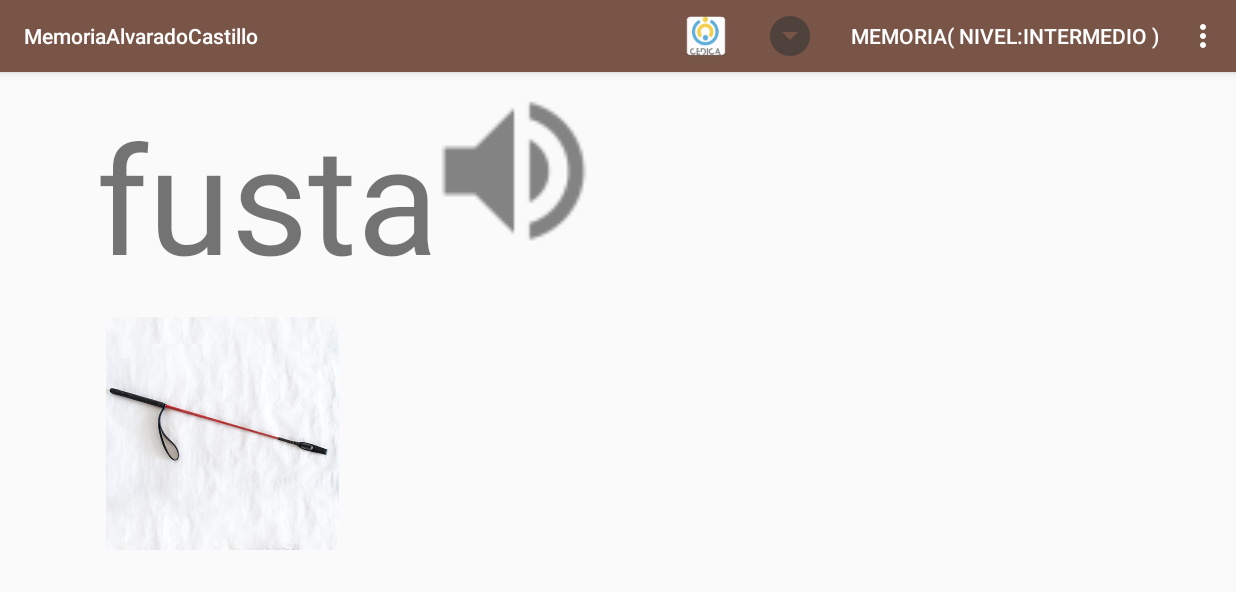
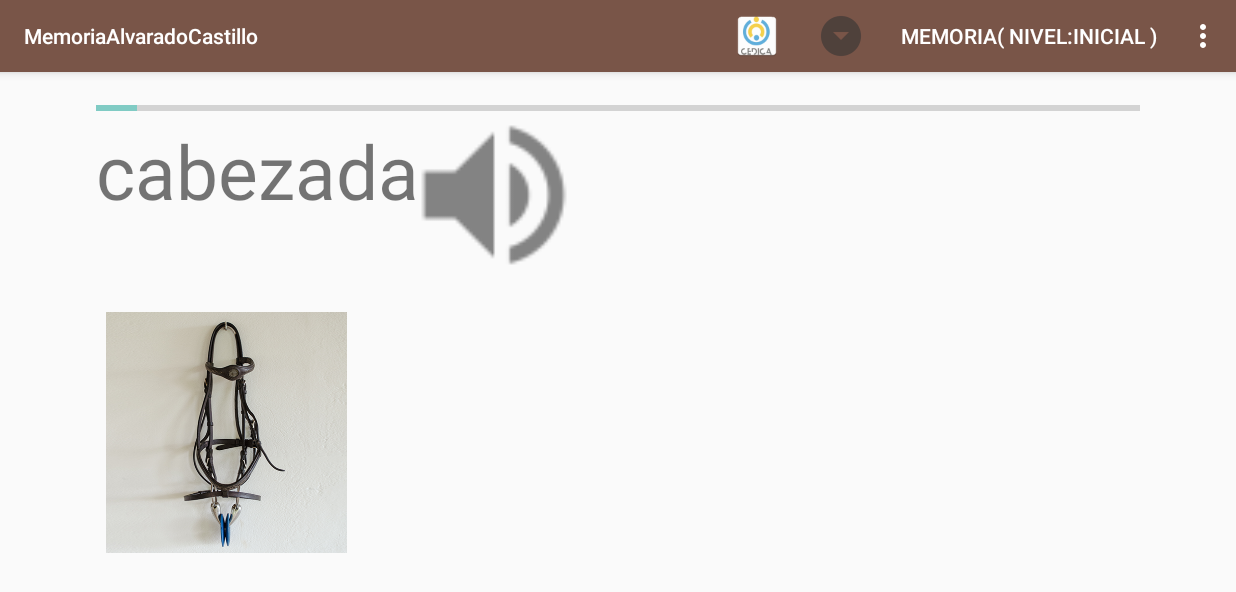
Before and after one commit to miguel-alejandro-castillo-2015/Memoria, an Android app: the screen it shows after launch (MainActivity), after a tap on an icon or button, on a phone screen of 824 x 412 dp (held sideways). Shown: the top 592 px of the screen. Run offline under Robolectric (Android 15) with nearby library versions, the phone set to English and light mode, and no system bars.

Commit message:
agregando barra de progreso y aleatoridad de seleccion de imagenes por  nivel

```diff
--- a/app/src/main/java/com/example/usuario/memoria/MainActivity.java
+++ b/app/src/main/java/com/example/usuario/memoria/MainActivity.java
@@ -17,6 +17,7 @@ import android.view.MenuInflater;
 import android.view.MenuItem;
 import android.view.View;
 import android.widget.ImageView;
+import android.widget.ProgressBar;
 import android.widget.TextView;
 import java.util.ArrayList;
 import java.util.Arrays;
@@ -26,55 +27,96 @@ import java.util.Random;
 import java.util.Set;
 
 public class MainActivity extends AppCompatActivity {
-    private Integer inicial = -1;
-    private Integer actual;
-    private Integer contador = 0;
-    private String dificultad;
-    private Resources res;
+    private String voz;
+    private int nivel;
+    private String imagen_ganadora;
+    private List<String> lista_views;
+    private TextView label;
     @Override
     protected void onCreate(Bundle savedInstanceState) {
+        final Resources res=getResources();
         super.onCreate(savedInstanceState);
-        res = getApplicationContext().getResources();
-        SharedPreferences sharedPref = PreferenceManager.getDefaultSharedPreferences(getApplicationContext());
-
         setContentView(R.layout.activity_main);
         Toolbar toolbar = (Toolbar) findViewById(R.id.toolbar);
         setSupportActionBar(toolbar);
+        SharedPreferences sharedPref = PreferenceManager.getDefaultSharedPreferences(getApplicationContext());
 
+        final ProgressBar progressBar=(ProgressBar)findViewById(R.id.progress_bar);
+        ImageView parlante=(ImageView)this.findViewById(R.id.parlante);
+        label= (TextView) this.findViewById(R.id.label);
+        final Integer []image_views= new Integer[] {R.id.imageView3, R.id.imageView4, R.id.imageView5, R.id.imageView6};
+        this.voz = sharedPref.getString(getString(R.string.titulo_voz),getString(R.string.default_voz));
 
-        String[] titulos_imagenes = getResources().getStringArray(R.array.titulos_imagenes);
-        Set<String> images=sharedPref.getStringSet("imagenes",new HashSet<String>(Arrays.asList(titulos_imagenes)));
-        final List<String> imagenesGuardadas=new ArrayList<String>(images);
+        this.nivel = Integer.parseInt(sharedPref.getString(getString(R.string.titulo_dificultad),getString(R.string.default_dificultad)));
+        String[] titulos_imagenes = res.getStringArray(R.array.titulos_imagenes);
+        Set<String> imagenes=sharedPref.getStringSet("imagenes",new HashSet<String>(Arrays.asList(titulos_imagenes)));
+        final List<String> imagenes_seleccionadas=new ArrayList<String>(imagenes);
+        final List<String> aux_lista_imagenes_seleccionadas=new ArrayList<String>(imagenes_seleccionadas);
 
-        SharedPreferences.Editor editor = sharedPref.edit();
-        if(sharedPref.contains("actual") && sharedPref.contains("inicial")){
-            actual = sharedPref.getInt("actual", 0) + 1;
+        if(imagenes_seleccionadas.size() >=  nivel) {
+            progressBar.setMax(imagenes_seleccionadas.size());
+            lista_views = MyRandomizer.random(imagenes_seleccionadas, nivel);
+            imagen_ganadora = MyRandomizer.random(lista_views, 1).get(0);
+            label.setText(imagen_ganadora.replaceAll("_"," "));
 
-            if(actual == imagenesGuardadas.size()){
-                actual = 0;
+            //------------Listener del parlante---------------------------------------------
+            parlante.setOnClickListener(new View.OnClickListener(){
+                @Override
+                public void onClick(View view){
+                    String audio=voz+"_"+ imagen_ganadora;
+                    MediaPlayer mp=MediaPlayer.create(MainActivity.this.getApplicationContext(),res.getIdentifier(audio,"raw", getApplicationContext().getPackageName()));
+                    mp.setOnCompletionListener(new MediaPlayer.OnCompletionListener() {
+                        @Override
+                        public void onCompletion(MediaPlayer mp) {
+                            mp.reset();mp.release();mp = null;
                         }
-            inicial = sharedPref.getInt("inicial", 0);
-            if(actual == inicial){
-                this.contador = 0;
-                this.actual = null;
-                this.inicial = -1;
-                editor = sharedPref.edit();
-                editor.remove("inicial");
-                editor.remove("actual");
-                editor.remove("contador");
-                Integer dific = Integer.parseInt(this.dificultad);
-                if(dific + 1 != 4) {
-                    dific++;
-                    editor.putString("dificultad",dific.toString() );
+                    });
+                    mp.start();
                 }
-                editor.commit();
-                //gana el juego
+            });
+            //------------Fin del Listener del parlante---------------------------------------------
+
+            for(int i=0; i<nivel;i++){
+                ImageView imageView = (ImageView) findViewById(image_views[i]);
+                imageView.setImageResource(res.getIdentifier(lista_views.get(i), "drawable", getApplicationContext().getPackageName()));
+                imageView.setTag(lista_views.get(i));
+                imageView.setPadding(10,10,10,10);
+                //----------- Inicio del Listener de una Image View---------------------------------------------
+                imageView.setOnClickListener(new View.OnClickListener(){
+                    @Override
+                    public void onClick(View v) {
+                        MediaPlayer mp ;
+                        boolean gane=false;
+                        if(v.getTag().equals(imagen_ganadora)){
+                            mp= MediaPlayer.create(getApplicationContext(), R.raw.relincho);
+                            gane=true;
+                        }
+                        else{
+                            mp = MediaPlayer.create(getApplicationContext(), R.raw.resoplido);
+                        }
+                        mp.setOnCompletionListener(new MediaPlayer.OnCompletionListener() {
+                            @Override
+                            public void onCompletion(MediaPlayer mp) {
+                                mp.reset();mp.release();mp = null;
+                            }
+                        });
+                        mp.start();
+                        if(gane){
+                            aux_lista_imagenes_seleccionadas.remove(imagen_ganadora);
+                            progressBar.setProgress(progressBar.getProgress()+1);
+                            //pintar verde la imagen ganadora
+                        }
+                        else{
+                             //pìntar rojo la imagen ganadora
+                        }
+                        if(aux_lista_imagenes_seleccionadas.isEmpty()){
                             final AlertDialog.Builder alertDialogBuilder = new AlertDialog.Builder(MainActivity.this);
                             alertDialogBuilder.setCancelable(false).setPositiveButton("Jugar de nuevo", new DialogInterface.OnClickListener() {
                                 @Override
                                 public void onClick(DialogInterface dialog, int which) {
                                     //finish();
                                     //startActivity(new Intent(getApplicationContext(), MainActivity.class));
+                                    progressBar.setProgress(0);
                                     recreate();
                                     dialog.cancel();
                                 }
@@ -82,170 +124,34 @@ public class MainActivity extends AppCompatActivity {
                             AlertDialog alertDialog = alertDialogBuilder.create();
                             alertDialog.setMessage("¡Ganaste este nivel!");
                             alertDialog.show();
-
+                        }else {
+                                imagen_ganadora = MyRandomizer.random(aux_lista_imagenes_seleccionadas, 1).get(0);
+                                imagenes_seleccionadas.remove(imagen_ganadora);
+                                lista_views = MyRandomizer.random(imagenes_seleccionadas, nivel - 1);
+                                lista_views.add(imagen_ganadora);
+                                lista_views = MyRandomizer.random(lista_views, nivel);
+                                imagenes_seleccionadas.add(imagen_ganadora);
+                                label.setText(imagen_ganadora.replaceAll("_"," "));
+                                for (int i = 0; i < nivel; i++) {
+                                    ImageView imageView = (ImageView) findViewById(image_views[i]);
+                                    imageView.setImageResource(res.getIdentifier(lista_views.get(i), "drawable", getApplicationContext().getPackageName()));
+                                    imageView.setTag(lista_views.get(i));
                                 }
-            contador = sharedPref.getInt("contador", 0) + 1;
-        }
-
-        if(inicial == -1){
-            Random random = new Random();
-            inicial = random.nextInt(imagenesGuardadas.size()); //asignar random
-            actual = inicial;
-            contador++;
                             }
 
 
 
 
-
-
-
-        final String voz = sharedPref.getString(getString(R.string.titulo_voz),getString(R.string.default_voz));
-
-
-
-
-        Integer[] ids = {};
-
-        this.dificultad = sharedPref.getString(getString(R.string.titulo_dificultad), "0");
-        int limite = 1;
-        switch (dificultad){
-            case "0":
-                ids = new Integer[] {R.id.imageView3};
-                limite = 1;
-                break;
-            case "1":
-                ids = new Integer[] {R.id.imageView3, R.id.imageView4};
-                limite = 2;
-                break;
-            case "2":
-                ids = new Integer[] {R.id.imageView3, R.id.imageView4, R.id.imageView5};
-                limite = 3;
-                break;
-            case "3":
-                ids = new Integer[] {R.id.imageView3, R.id.imageView4, R.id.imageView5, R.id.imageView6};
-                limite = 4;
-                break;
+                    }
+                });
+                //----------- Fin del Listener de una Image View---------------------------------------------
             }
 
-
-
-
-        Random random=new Random();
-        Integer pos;
-        final List<Integer> posiciones=new ArrayList<Integer>();
-        posiciones.add(actual);
-        for(int i=0;i < limite-1;i++){
-            pos=random.nextInt(imagenesGuardadas.size());
-            while(posiciones.contains(pos) || pos == actual){
-                pos=random.nextInt(imagenesGuardadas.size());
         }
-            posiciones.add(pos);
+        else{
+            //informar que no se seleccionaron la cantidad suficiente de  imagenes para el nivel
         }
 
-
-        final int indiceCorrecto= actual;
-        TextView label= (TextView) this.findViewById(R.id.label);
-        label.setText(imagenesGuardadas.get(actual).replaceAll("_"," "));
-        ImageView parlante=(ImageView)this.findViewById(R.id.parlante);
-
-                parlante.setOnClickListener(new View.OnClickListener() {
-                    @Override
-                    public void onClick(View view){
-                        String audio=voz+"_"+imagenesGuardadas.get(actual);
-                        MediaPlayer mp=MediaPlayer.create(MainActivity.this.getApplicationContext(),res.getIdentifier(audio,"raw", getApplicationContext().getPackageName()));
-                        mp.setOnCompletionListener(new MediaPlayer.OnCompletionListener() {
-                            @Override
-                            public void onCompletion(MediaPlayer mp) {
-                                mp.reset();
-                                mp.release();
-                                mp = null;
-                            }
-                        });
-                        mp.start();
-                    }
-                });
-
-
-
-
-        TextView contador = (TextView) this.findViewById(R.id.contador);
-        contador.setText("Imagen "+this.contador+" de "+imagenesGuardadas.size());
-
-        // PARA VERSION FINAL, RANDOMIZAR EL PRIMERO Y QUEDARSE CON ESE INDICE PARA REFERENCIAR EL ELEMENTO CORRECTO EN LOS ARREGLOS
-
-
-        int total = Integer.parseInt(dificultad) + 1;
-
-        for(int i=0; i<total;i++){
-            ImageView imageView = (ImageView) findViewById(ids[i]);
-            imageView.setImageResource(res.getIdentifier(imagenesGuardadas.get(posiciones.get(i)), "drawable", getApplicationContext().getPackageName()));
-            imageView.setTag(res.getIdentifier(imagenesGuardadas.get(posiciones.get(i)), "drawable", getApplicationContext().getPackageName()));
-            imageView.setPadding(10,10,10,10);
-            final Integer contadorTemp = this.contador;
-            imageView.setOnClickListener(new View.OnClickListener(){
-                @Override
-                public void onClick(final View view) {
-                    view.setBackgroundColor(Color.RED);
-                    MediaPlayer mp = null;
-                    boolean gano;
-                    String mensaje;
-                    if((int) view.getTag()==res.getIdentifier(imagenesGuardadas.get(actual), "drawable", getApplicationContext().getPackageName())){
-                        mp = MediaPlayer.create(getApplicationContext(), R.raw.relincho);
-                        mensaje = "¡MUY BIEN!";
-                        gano=true;
-                    }
-                    else{
-                        mp = MediaPlayer.create(getApplicationContext(), R.raw.resoplido);
-                        mensaje = "Lo siento, volve a intentarlo";
-                        gano=false;
-                    }
-                    mp.setOnCompletionListener(new MediaPlayer.OnCompletionListener() {
-                        @Override
-                        public void onCompletion(MediaPlayer mp) {
-                            mp.reset();
-                            mp.release();
-                            mp = null;
-                        }
-                    });
-                    mp.start();
-
-                    Handler h=new Handler();
-                    h.postAtTime(new Runnable() {
-                        @Override
-                        public void run() {
-
-                            view.setBackgroundColor(Color.TRANSPARENT);
-
-                        }
-                    },2000);
-
-                    if(gano){
-                        recreate();
-                        SharedPreferences sharedPref = PreferenceManager.getDefaultSharedPreferences(getApplicationContext());
-                        SharedPreferences.Editor editor = sharedPref.edit();
-                        editor.putInt("actual", actual);
-                        editor.putInt("inicial", inicial);
-                        editor.putInt("contador", contadorTemp);
-                        editor.commit();
-                    }
-
-
-                   // AlertDialog.Builder alertDialogBuilder = new AlertDialog.Builder(MainActivity.this);
-                   // if(gano){
-                    //    alertDialogBuilder.setCancelable(false).setPositiveButton("Siguiente nivel", new DialogInterface.OnClickListener() {
-                     //       @Override
-                     //       public void onClick(DialogInterface dialog, int which) {
-                      //          finish();
-                        //        startActivity(new Intent(getApplicationContext(), MainActivity.class));
-                       //     }
-                      //  });
-                       // AlertDialog alertDialog = alertDialogBuilder.create();
-                       // alertDialog.show();
-                   // }
-                }
-            });
-        }
 
     }
 
@@ -262,7 +168,7 @@ public class MainActivity extends AppCompatActivity {
         }
         */
 
-        this.dificultad = sharedPref.getString(getString(R.string.titulo_dificultad), "0");
+        //this.dificultad = sharedPref.getString(getString(R.string.titulo_dificultad), "0");
 
     }
 
@@ -274,7 +180,7 @@ public class MainActivity extends AppCompatActivity {
         SharedPreferences sharedPref = PreferenceManager.getDefaultSharedPreferences(getApplicationContext());
         String dificultad = sharedPref.getString(getString(R.string.titulo_dificultad),getString(R.string.default_dificultad));
         String[] dificultades = getResources().getStringArray(R.array.titulos_dificultades);
-        String nivel=dificultades[Integer.parseInt(dificultad)];
+        String nivel=dificultades[Integer.parseInt(dificultad)-1];
         item.setTitle("Memoria( nivel:"+nivel+" )");
 
         return true;
@@ -290,4 +196,5 @@ public class MainActivity extends AppCompatActivity {
         return super.onOptionsItemSelected(item);
     }
 
+
 }
--- /dev/null
+++ b/app/src/main/java/com/example/usuario/memoria/MyRandomizer.java
@@ -0,0 +1,27 @@
+package com.example.usuario.memoria;
+
+import java.util.ArrayList;
+import java.util.Collection;
+import java.util.List;
+import java.util.Random;
+
+/**
+ * Created by micastillo on 26/2/2017.
+ */
+
+public class MyRandomizer{
+    private final static Random random = new Random();
+
+
+    public static List<String> random(List<String> lista,int cant) {
+        List<String> aux = new ArrayList<String>();
+        for (int i = 0; i < cant; i++) {
+            int pos = random.nextInt(lista.size());
+            aux.add(lista.remove(pos));
+        }
+        lista.addAll(aux);
+        return aux;
+    }
+
+
+}
--- a/app/src/main/res/layout/content_nivel.xml
+++ b/app/src/main/res/layout/content_nivel.xml
@@ -14,18 +14,42 @@
     tools:context="com.example.usuario.memoria.MainActivity"
     tools:showIn="@layout/activity_main">
 
+    <ProgressBar
+        style="?android:attr/progressBarStyleHorizontal"
+        android:layout_width="match_parent"
+        android:layout_height="wrap_content"
+        android:id="@+id/progress_bar" />
+
     <LinearLayout
         android:layout_width="match_parent"
-        android:layout_height="118dp"
-        android:orientation="horizontal" >
+        android:layout_height="wrap_content"
+        android:orientation="horizontal"
+        android:weightSum="1">
 
+        <!--<ProgressBar
+            android:id="@+id/progress_bar"
+            android:minHeight="5dp"
+            android:maxHeight="20dp"
+            android:layout_width="match_parent"
+            android:layout_height="wrap_content"
+            style="@android:style/Widget.DeviceDefault.ProgressBar.Horizontal"
+            android:layout_marginRight="5dp" />
+            -->
+        <!--<ProgressBar
+            style="?android:attr/progressBarStyleHorizontal"
+            android:layout_width="match_parent"
+            android:layout_height="wrap_content"
+            android:id="@+id/progress_bar"
+            android:minHeight="5dp"
+            android:maxHeight="20dp" />
+    -->
         <TextView
             android:text="@string/label"
-            android:layout_height="match_parent"
+            android:layout_height="wrap_content"
             android:id="@+id/label"
             android:typeface="normal"
             android:layout_width="wrap_content"
-            android:textSize="100sp" />
+            android:textSize="50sp" />
 
         <ImageView
             android:layout_height="100dp"
@@ -38,14 +62,14 @@
             android:adjustViewBounds="false"
             android:layout_width="500dp" />
 
-        <TextView
+        <!--<TextView
             android:text="TextView"
             android:layout_width="300dp"
             android:layout_height="match_parent"
             android:id="@+id/contador"
             android:textSize="20sp"
             android:textAlignment="center"/>
-
+          -->
     </LinearLayout>
 
     <LinearLayout
@@ -81,11 +105,9 @@
             android:layout_height="match_parent"
             android:id="@+id/imageView6"
             android:layout_weight="1"
-            android:layout_marginLeft="10dp"
-            android:layout_marginTop="10dp"
-            android:layout_marginRight="10dp"
-            android:layout_marginBottom="10dp"
             android:layout_width="50dp" />
     </LinearLayout>
 
+
+
 </LinearLayout>
--- a/app/src/main/res/layout/gridlayout.xml
+++ b/app/src/main/res/layout/gridlayout.xml
@@ -8,7 +8,7 @@
         android:layout_width="match_parent"
         android:layout_height="match_parent"
         android:columnWidth="200dp"
-        android:numColumns="auto_fit"
+        android:numColumns="3"
         android:verticalSpacing="10dp"
         android:horizontalSpacing="100dp"
         android:stretchMode="columnWidth"
--- a/app/src/main/res/values/strings.xml
+++ b/app/src/main/res/values/strings.xml
@@ -31,10 +31,10 @@
         <item>Experto</item>
     </string-array>
     <string-array name="valores_dificultades">
-        <item>0</item>
         <item>1</item>
         <item>2</item>
         <item>3</item>
+        <item>4</item>
     </string-array>
 
     <!-- Example settings for Notifications -->
```
Also changed, not shown: 1 other file. Lines whose indentation alone changed are shown as unchanged.
